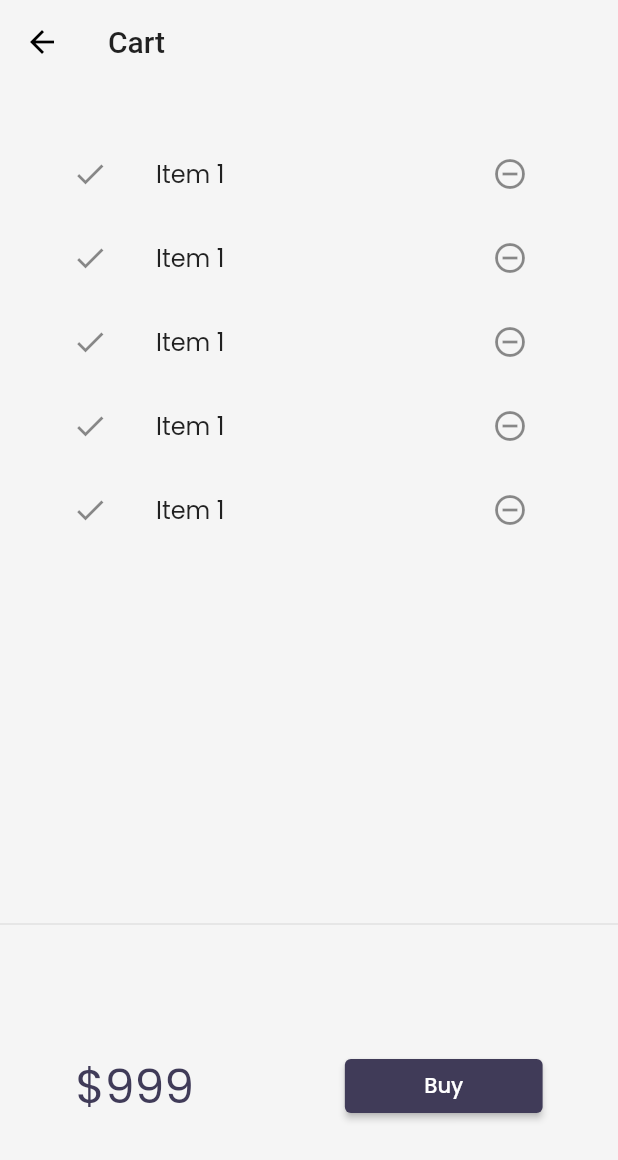
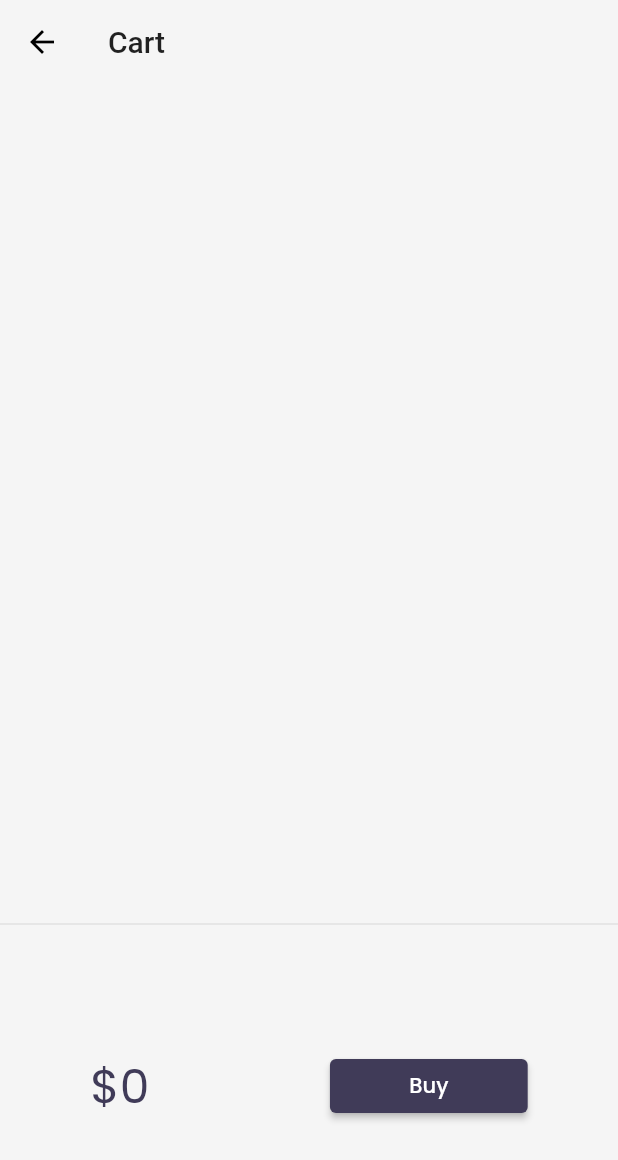
Before and after one commit to juby2/flutter_app, a Flutter app: the CartPage screen opened by its route, on a phone screen of 412 x 824 dp. Shown: the top 1160 px of the screen. Run offline on Flutter 3.47's test engine with Material 2 defaults, Android fonts, the phone set to English and light mode, and no system bars; our stand-ins replace google_fonts, velocity_x; missing offline and left inert: dart:ffi; network calls fail.

Commit message:
Day -20 completed

```diff
--- a/lib/models/cart..dart
+++ b/lib/models/cart..dart
@@ -1,38 +1,46 @@
-
+// ignore_for_file: unnecessary_null_comparison, file_names, unused_field
 
 import 'catalog.dart';
 
 class CartModel {
+  static final cartModel = CartModel.internal();
+ CartModel.internal();
+  factory CartModel() => cartModel;
   // catalog field
-  late CatalogModel _catalog;
+   late CatalogModel _catalog;
 
   // Collection of IDs - store Ids of each item
+
   final List<int> _itemIds = [];
+
+
 
   // Get Catalog
   CatalogModel get catalog => _catalog;
 
-  set catalog(CatalogModel newCatalog) {
-    assert(newCatalog != null);
+  set catalog(CatalogModel newCatalog){
+
     _catalog = newCatalog;
   }
-
-  // Get items in the cart
+//   // Get items in the cart
   List<Item> get items => _itemIds.map((id) => _catalog.getById(id)).toList();
 
-  // Get total price
+//   // Get total price
   num get totalPrice =>
       items.fold(0, (total, current) => total + current.price);
 
-  // Add Item
+//   // Add Item
 
   void add(Item item) {
     _itemIds.add(item.id);
   }
 
-  // Remove Item
+//   // Remove Item
 
   void remove(Item item) {
     _itemIds.remove(item.id);
   }
-}
+
+
+
+ }
--- a/lib/models/catalog.dart
+++ b/lib/models/catalog.dart
@@ -5,14 +5,25 @@ import 'dart:convert';
 import 'package:flutter/cupertino.dart';
 
 class CatalogModel {
+  static final catModel = CatalogModel.internal();
+  CatalogModel.internal();
+  factory CatalogModel() => catModel;
+
+
   static List<Item> items = [];
+
+
 
   // Get items by Id
  Item getById(int id) =>
       // ignore: null_closures
       items.firstWhere((element) => element.id == id, orElse: null);
 
-  Item getByPosition(int pos) => items[pos];
+ Item getByPosition(int pos) => items[pos];
+
+  void add(Item catalog) {}
+
+
 }
 
 class Item {
--- a/lib/pages/cart_page.dart
+++ b/lib/pages/cart_page.dart
@@ -1,6 +1,7 @@
 // ignore_for_file: import_of_legacy_library_into_null_safe, implementation_imports, prefer_const_constructors, deprecated_member_use
 
 import 'package:flutter/material.dart';
+import 'package:flutter_app/models/cart..dart';
 
 import 'package:flutter_app/widgets/themes.dart';
 import 'package:velocity_x/src/extensions/context_ext.dart';
@@ -9,18 +10,15 @@ import 'package:velocity_x/src/flutter/padding.dart';
 import 'package:velocity_x/src/flutter/sizedbox.dart';
 import 'package:velocity_x/src/flutter/widgets.dart';
 
-
 class CartPage extends StatelessWidget {
-  const CartPage({ Key? key }) : super(key: key);
+  const CartPage({Key? key}) : super(key: key);
 
   @override
   Widget build(BuildContext context) {
     return Scaffold(
       backgroundColor: MyTheme.creamColor,
       appBar: AppBar(
-        backgroundColor: Colors.transparent,
-        title: "Cart".text.make()
-      ),
+          backgroundColor: Colors.transparent, title: "Cart".text.make()),
       body: Column(
         children: [
           _CartList().p32().expand(),
@@ -32,31 +30,32 @@ class CartPage extends StatelessWidget {
   }
 }
 
-
 class _CartTotal extends StatelessWidget {
-  const _CartTotal({ Key? key }) : super(key: key);
+  const _CartTotal({Key? key}) : super(key: key);
 
   @override
   Widget build(BuildContext context) {
-
+    final _cart = CartModel();
     return SizedBox(
       height: 200,
       child: Row(
         mainAxisAlignment: MainAxisAlignment.spaceAround,
         children: [
-          "\$999".text.xl4.color(context.theme.accentColor).make(),
+          "\$${_cart.totalPrice}"
+              .text
+              .xl4
+              .color(context.theme.accentColor)
+              .make(),
           ElevatedButton(
-            onPressed: (){
-              ScaffoldMessenger.of(context).showSnackBar(
-                SnackBar(content: "Buying not supported yet.".text.make(),
-                )
-              );
+            onPressed: () {
+              ScaffoldMessenger.of(context).showSnackBar(SnackBar(
+                content: "Buying not supported yet.".text.make(),
+              ));
             },
             style: ButtonStyle(
-              backgroundColor: MaterialStateProperty.all(context.theme.buttonColor)
-            ),
-            child:"Buy".text.white.make(),
-
+                backgroundColor:
+                    MaterialStateProperty.all(context.theme.buttonColor)),
+            child: "Buy".text.white.make(),
           ).w32(context)
         ],
       ),
@@ -65,7 +64,7 @@ class _CartTotal extends StatelessWidget {
 }
 
 class _CartList extends StatefulWidget {
-  const _CartList({ Key? key }) : super(key: key);
+  const _CartList({Key? key}) : super(key: key);
 
   @override
   __CartListState createState() => __CartListState();
@@ -74,16 +73,16 @@ class _CartList extends StatefulWidget {
 class __CartListState extends State<_CartList> {
   @override
   Widget build(BuildContext context) {
+    final _cart = CartModel();
     return ListView.builder(
-      itemCount: 5,
+      itemCount: _cart.items.length,
       itemBuilder: (context, index) => ListTile(
         leading: Icon(Icons.done),
         trailing: IconButton(
-          icon:Icon(Icons.remove_circle_outline),
+          icon: Icon(Icons.remove_circle_outline),
           onPressed: () {},
-
-      ),
-      title: "Item 1".text.make(),
+        ),
+        title: _cart.items[index].name.text.make(),
       ),
     );
   }
```
Also changed, not shown: lib/widgets/home_widgets/catalog_list.dart (+45 -20 lines).
